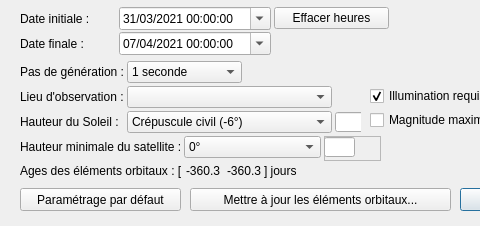
Qt form src/interface/onglets/previsions/calculsprevisions.ui (mconsidine/previsat_archive) before a commit; both pictures show x 0 to 480 and y 0 to 226 of the 792 by 226 pixel window.
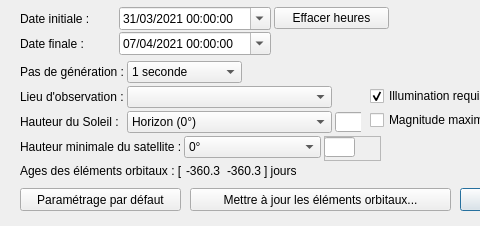
The same form after that commit.

Diff of the .ui file:
```diff
--- a/src/interface/onglets/previsions/calculsprevisions.ui
+++ b/src/interface/onglets/previsions/calculsprevisions.ui
@@ -458,10 +458,10 @@
          <bool>true</bool>
         </property>
         <property name="currentText">
-         <string notr="true">Crépuscule civil (-6°)</string>
+         <string notr="true">Horizon (0°)</string>
         </property>
         <property name="currentIndex">
-         <number>1</number>
+         <number>0</number>
         </property>
         <property name="iconSize">
          <size>
```
Left out of the diff: 8 changed lines with no effect on the pictures.
